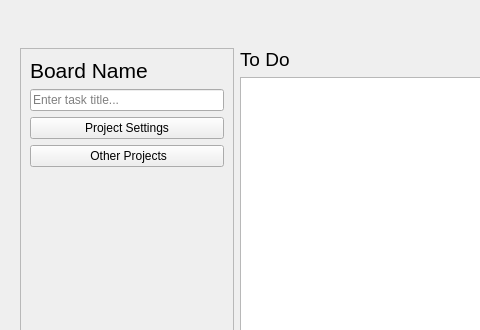
First picture: the form in views/maindashboard.ui, repository BelchieBen/BenjaminBelcherAssessment, before the edit; both pictures show x 0 to 480 and y 0 to 330 of the 1280 by 720 pixel window.
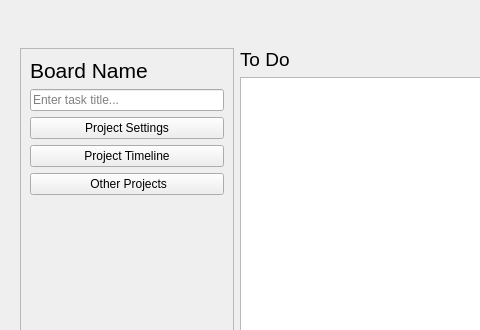
Second picture: the form after the edit.

Commit message: fixed task comments and made a project chat page

What changed in the file:
```diff
--- a/views/maindashboard.ui
+++ b/views/maindashboard.ui
@@ -145,6 +145,13 @@
                   </property>
                  </widget>
                 </item>
+                <item>
+                 <widget class="QPushButton" name="ProjectTimelineBtn">
+                  <property name="text">
+                   <string>Project Timeline</string>
+                  </property>
+                 </widget>
+                </item>
                 <item>
                  <widget class="QPushButton" name="OtherProjectsBtn">
                   <property name="text">
```
The commit also changes 17 other files.
